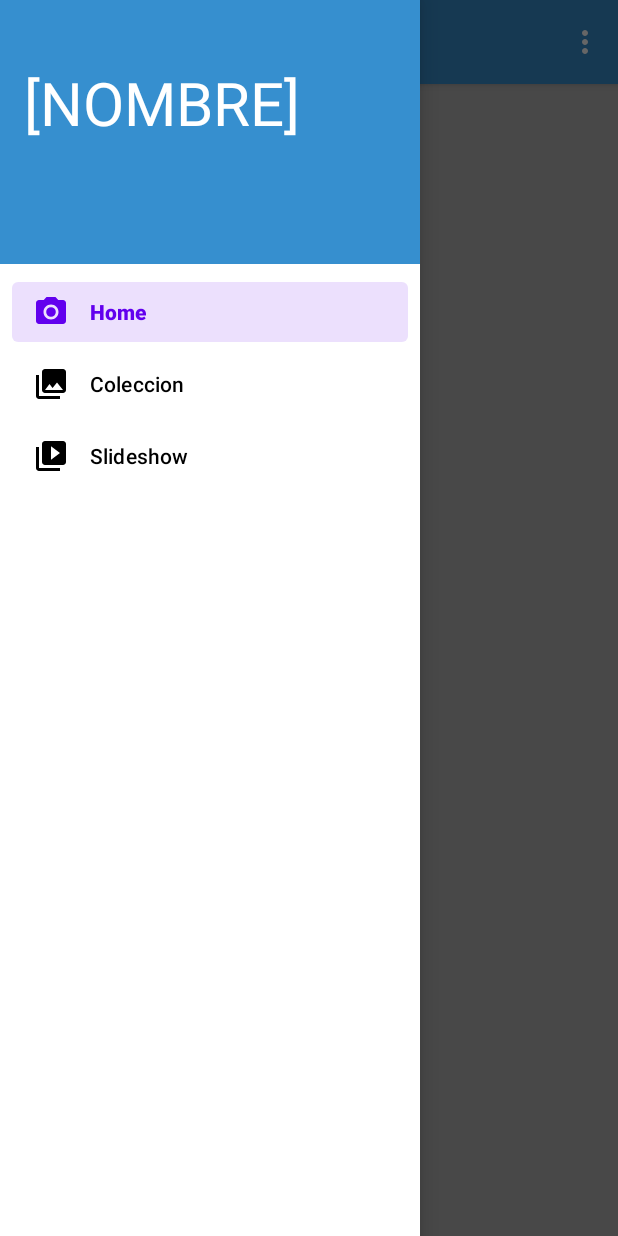
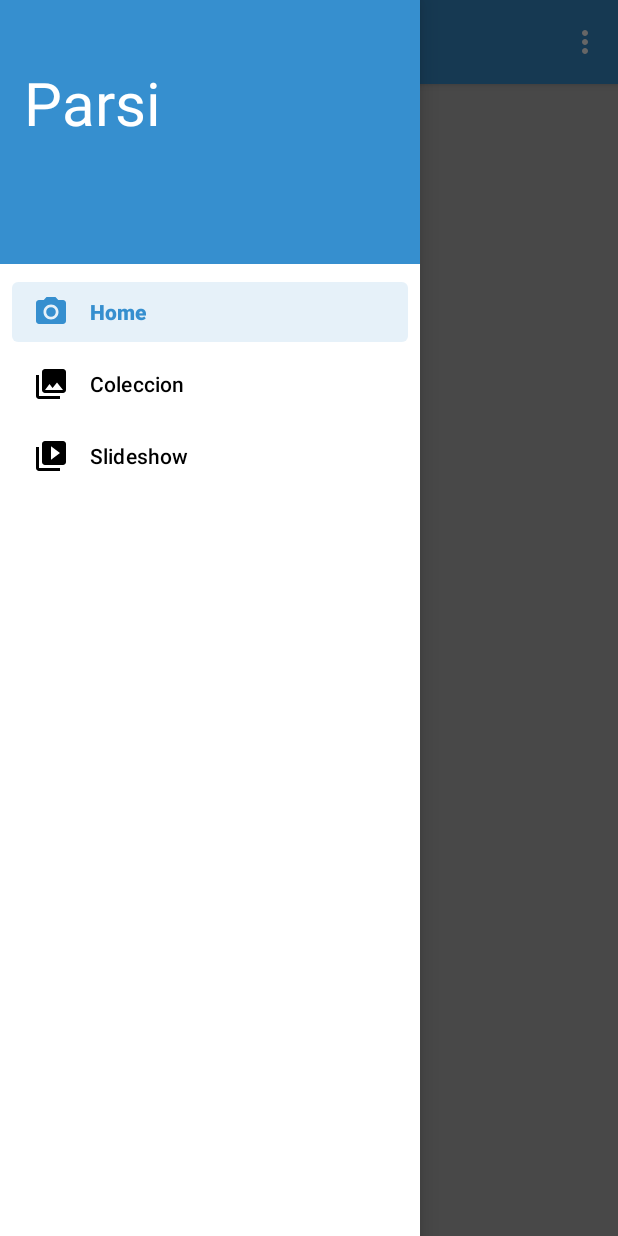
Before and after one commit to Javidroid/ParsiApp_ASEE, an Android app: the screen it shows after launch (MenuLateralActivity), with the side drawer open, on a phone screen of 412 x 824 dp. Run offline under Robolectric (Android 15) with nearby library versions, the phone set to English and light mode, and no system bars; our stand-ins replace Room's generated code, navigation-ui.

Commit message:
Pruebas en el diseño, arreglo de room.

```diff
--- a/app/src/main/java/es/unex/parsiapp/roomdb/ParsiDatabase.java
+++ b/app/src/main/java/es/unex/parsiapp/roomdb/ParsiDatabase.java
@@ -16,7 +16,7 @@ public abstract class ParsiDatabase extends RoomDatabase {
     public static ParsiDatabase getInstance(Context context) {
         if(instance == null){
             // .fallbackToDestructiveMigration destruye la BD cuando se cambia de version
-            instance = Room.databaseBuilder(context, ParsiDatabase.class, "parsi.db").build();
+            instance = Room.databaseBuilder(context, ParsiDatabase.class, "parsi.db").fallbackToDestructiveMigration().build();
         }
         return instance;
     }
--- a/app/src/main/res/layout/nav_header_menu_lateral.xml
+++ b/app/src/main/res/layout/nav_header_menu_lateral.xml
@@ -16,6 +16,7 @@
         android:layout_width="match_parent"
         android:layout_height="wrap_content"
         android:text="@string/nav_header_title"
+        android:scaleType="centerCrop"
         android:textAppearance="@style/TextAppearance.AppCompat.Body1"
         android:textSize="40sp" />
 </LinearLayout>
--- a/app/src/main/res/values/colors.xml
+++ b/app/src/main/res/values/colors.xml
@@ -1,7 +1,7 @@
 <?xml version="1.0" encoding="utf-8"?>
 <resources>
     <color name="purple_200">#FFBB86FC</color>
-    <color name="purple_500">#FF6200EE</color>
+    <color name="purple_500">#368FCF</color>
     <color name="purple_700">#FF3700B3</color>
     <color name="teal_200">#FF03DAC5</color>
     <color name="teal_700">#FF018786</color>
--- a/app/src/main/res/values/strings.xml
+++ b/app/src/main/res/values/strings.xml
@@ -2,7 +2,7 @@
     <string name="app_name">Parsi App</string>
     <string name="navigation_drawer_open">Open navigation drawer</string>
     <string name="navigation_drawer_close">Close navigation drawer</string>
-    <string name="nav_header_title">[NOMBRE]</string>
+    <string name="nav_header_title">Parsi</string>
     <string name="nav_header_subtitle">[@username]</string>
     <string name="nav_header_desc">Navigation header</string>
     <string name="action_settings">Settings</string>
```
